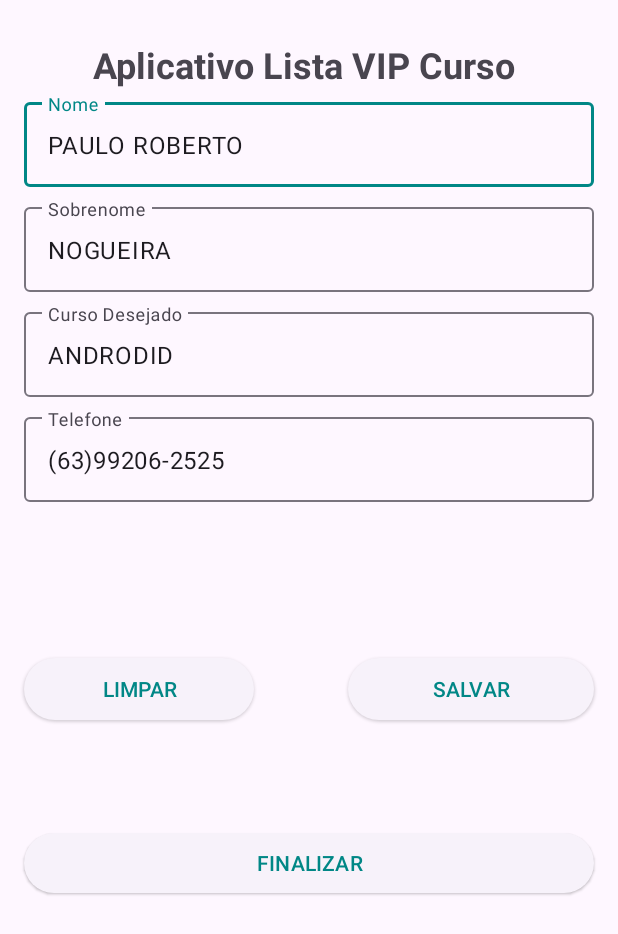
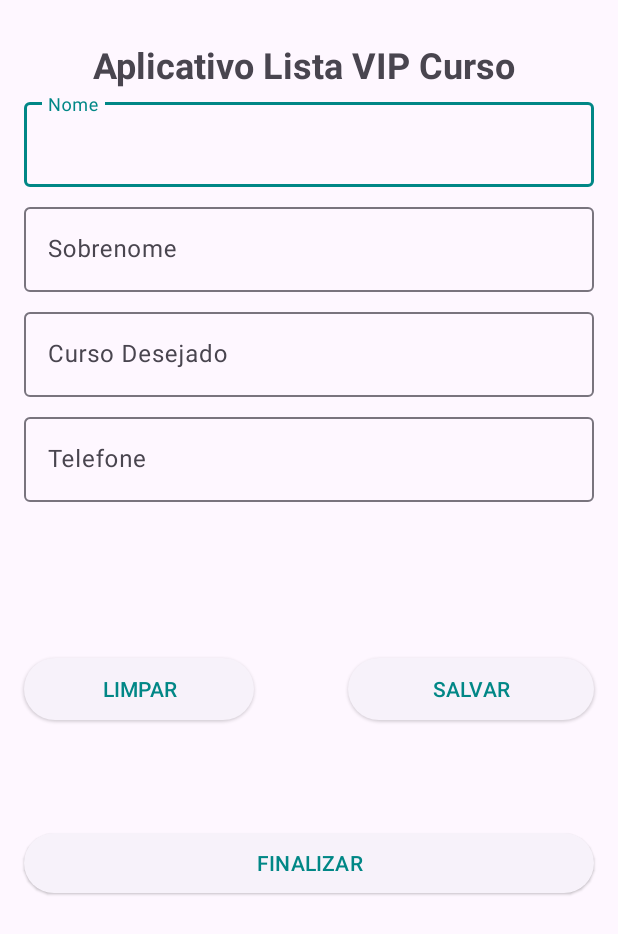
Before and after one commit to paulohorizonti/CursoAndroid2023, an Android app: the screen it shows after launch (MainActivity), on a phone screen of 412 x 824 dp. Shown: the top 934 px of the screen. Run offline under Robolectric (Android 15) with nearby library versions, the light colour scheme and no system bars.

Commit message:
COMMIT DA SHARED PREFERENCES buscar dados

```diff
--- a/AppListaCursos/app/src/main/java/br/com/devandroid/paulo/applistacursos/view/MainActivity.java
+++ b/AppListaCursos/app/src/main/java/br/com/devandroid/paulo/applistacursos/view/MainActivity.java
@@ -48,23 +48,19 @@ public class MainActivity extends AppCompatActivity {
     protected void onCreate(Bundle savedInstanceState) {
         super.onCreate(savedInstanceState);
         setContentView(R.layout.activity_main);
-
+        pessoaController = new PessoaController();
         //o nome e o modo de acesso do arquivo de preferences
         preferences = getSharedPreferences(NOME_PREFERENCES, 0);
 
         SharedPreferences.Editor listaVip = preferences.edit(); //abrindo o arquivo para edição
 
-
-        pessoaController = new PessoaController();
-
-        pessoaController.toString();
         //instanciando o objto
         pessoa = new Pessoa();
+        pessoa.setPrimeiroNome(preferences.getString("primeiroNome",""));
+        pessoa.setSobreNome(preferences.getString("sobrenome",""));
+        pessoa.setCursoDesejado(preferences.getString("curso",""));
+        pessoa.setTelefoneDeContato(preferences.getString("telefone", ""));
 
-        pessoa.setPrimeiroNome("PAULO ROBERTO");
-        pessoa.setSobreNome("NOGUEIRA");
-        pessoa.setCursoDesejado("ANDRODID");
-        pessoa.setTelefoneDeContato("63-992062525");
 
         dadosPessoa = "Primeiro Nome: ";
         dadosPessoa += pessoa.getPrimeiroNome();
@@ -80,14 +76,17 @@ public class MainActivity extends AppCompatActivity {
         btnLimpar = findViewById(R.id.btnLimpar);
         btnFinalizar = findViewById(R.id.btnFinalizar);
 
+
+        edtNomeAlterar.setText(pessoa.getPrimeiroNome());
+        edtSobrenomeAlterar.setText(pessoa.getSobreNome());
+        edtCursoAlterar.setText(pessoa.getCursoDesejado());
+        edtTelefoneAlterar.setText(pessoa.getTelefoneDeContato());
+
         //APLICANDO A MASCARA
         edtTelefoneAlterar.addTextChangedListener(MaskEditUtil.mask(edtTelefoneAlterar, MaskEditUtil.FORMAT_FONE));
 
 
-        edtNomeAlterar.setText(pessoa.getPrimeiroNome());
-        edtSobrenomeAlterar.setText(pessoa.getSobreNome());
-        edtTelefoneAlterar.setText(pessoa.getTelefoneDeContato());
-        edtCursoAlterar.setText(pessoa.getCursoDesejado());
+
 
 
         //metodo do botao
```
